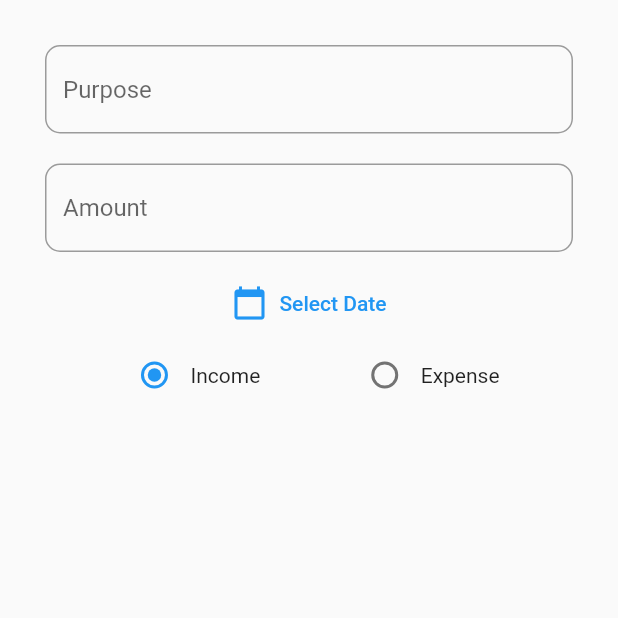
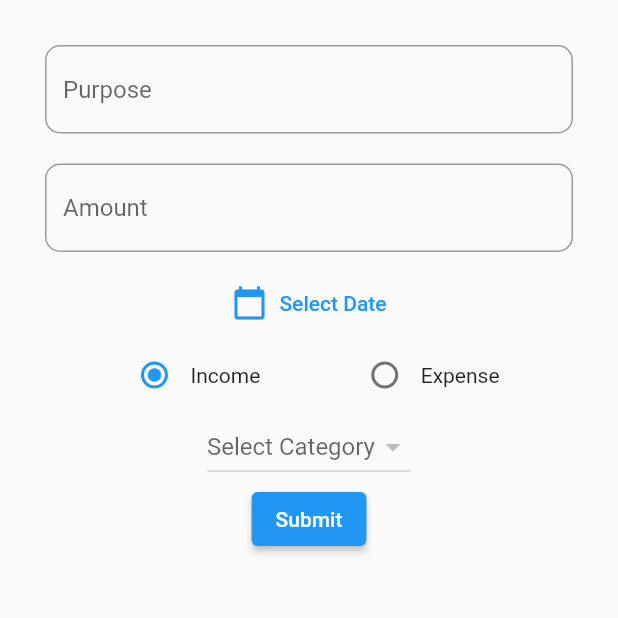
Before and after one commit to mirza-d3x/Money_manger_App, a Flutter app: the ScreenAddTransaction screen opened by its route, on a phone screen of 412 x 824 dp, the top half of it. Run offline on Flutter 3.47's test engine with Material 2 defaults, Android fonts, the phone set to English and light mode, and no system bars; our stand-ins replace hive, hive_flutter; missing offline and left inert: dart:ffi; accounts and stored records are empty.

Commit message:
Select Date button is successfully created and showing calender to pick date

```diff
--- a/lib/screens/transaction/add_transaction/screen_add_transaction.dart
+++ b/lib/screens/transaction/add_transaction/screen_add_transaction.dart
@@ -1,9 +1,19 @@
 import 'package:flutter/material.dart';
+import 'package:money_manager/db/category/category_db.dart';
 import 'package:money_manager/models/category/category_model.dart';
 
-class ScreenAddTransaction extends StatelessWidget {
+class ScreenAddTransaction extends StatefulWidget {
   static const routeName = 'add_transaction';
   const ScreenAddTransaction({Key? key}) : super(key: key);
+
+  @override
+  State<ScreenAddTransaction> createState() => _ScreenAddTransactionState();
+}
+
+class _ScreenAddTransactionState extends State<ScreenAddTransaction> {
+  DateTime? _selectedDate;
+  CategoryType? _selectedCategorytype;
+  CategoryModel? _selectedCategoryModel;
 
   /*
   Purpose of Transaction
@@ -12,7 +22,6 @@
   Category Type
   Income/Expense radio Button
   */
-
   @override
   Widget build(BuildContext context) {
     return SafeArea(
@@ -21,6 +30,7 @@
           padding: const EdgeInsets.all(20.0),
           child: Column(
             children: [
+              // Purpose
               Padding(
                 padding: const EdgeInsets.all(10.0),
                 child: TextFormField(
@@ -33,6 +43,7 @@
                   ),
                 ),
               ),
+              // Amount
               Padding(
                 padding: const EdgeInsets.all(10.0),
                 child: TextFormField(
@@ -45,11 +56,36 @@
                   ),
                 ),
               ),
+              // Select Date
+
               TextButton.icon(
-                onPressed: () {},
+                onPressed: () async {
+                  final _selectedDateTemp = await showDatePicker(
+                    context: context,
+                    initialDate: DateTime.now(),
+                    firstDate:
+                        DateTime.now().subtract(const Duration(days: 30)),
+                    lastDate: DateTime.now(),
+                  );
+
+                  if (_selectedDateTemp == null) {
+                    return;
+                  } else {
+                    print(_selectedDate.toString());
+                    setState(() {
+                      _selectedDate = _selectedDateTemp;
+                    });
+                  }
+                },
                 icon: const Icon(Icons.calendar_today),
-                label: const Text('Select Date'),
+                label: Text(
+                  _selectedDate == null
+                      ? 'Select Date'
+                      : _selectedDate.toString(),
+                ),
               ),
+
+              // Category
               Row(
                 mainAxisAlignment: MainAxisAlignment.spaceEvenly,
                 children: [
@@ -75,6 +111,25 @@
                   ),
                 ],
               ),
+              // Categpry Type
+              DropdownButton(
+                hint: const Text('Select Category'),
+                items: CategoryDB.instance.incomeCategoryListListener.value
+                    .map((e) {
+                  return DropdownMenuItem(
+                    value: e.id,
+                    child: Text(e.name),
+                  );
+                }).toList(),
+                onChanged: (selectedValue) {
+                  print(selectedValue);
+                },
+              ),
+              // Submit Button
+              ElevatedButton(
+                onPressed: () {},
+                child: Text('Submit'),
+              ),
             ],
           ),
         ),
```
